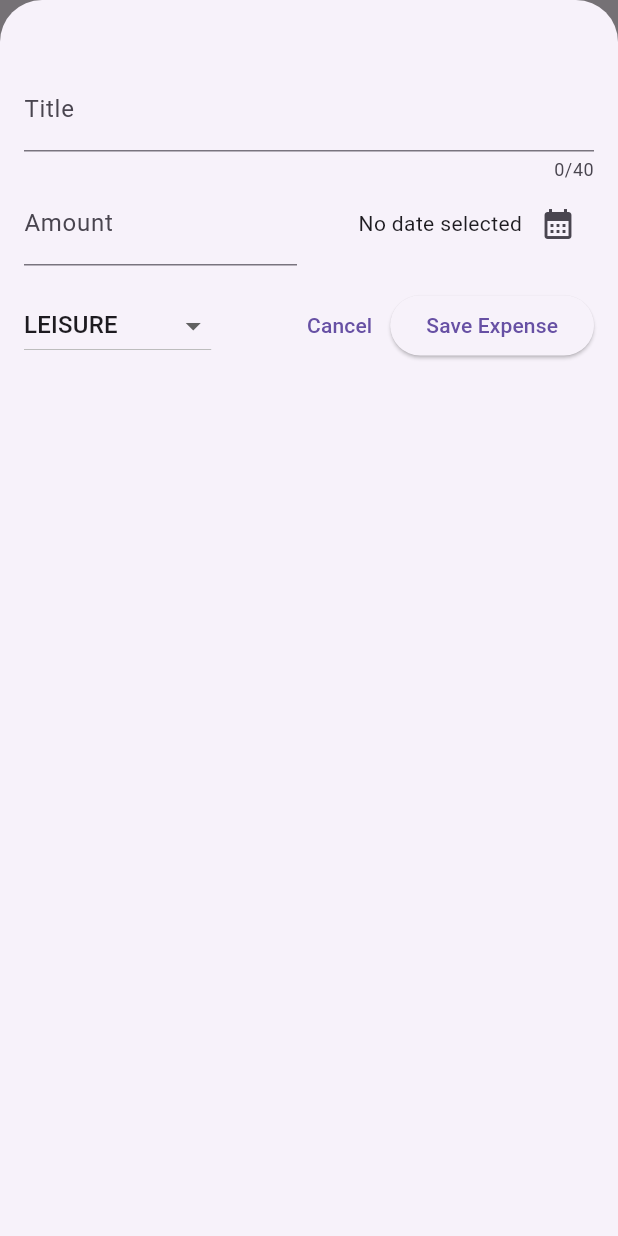
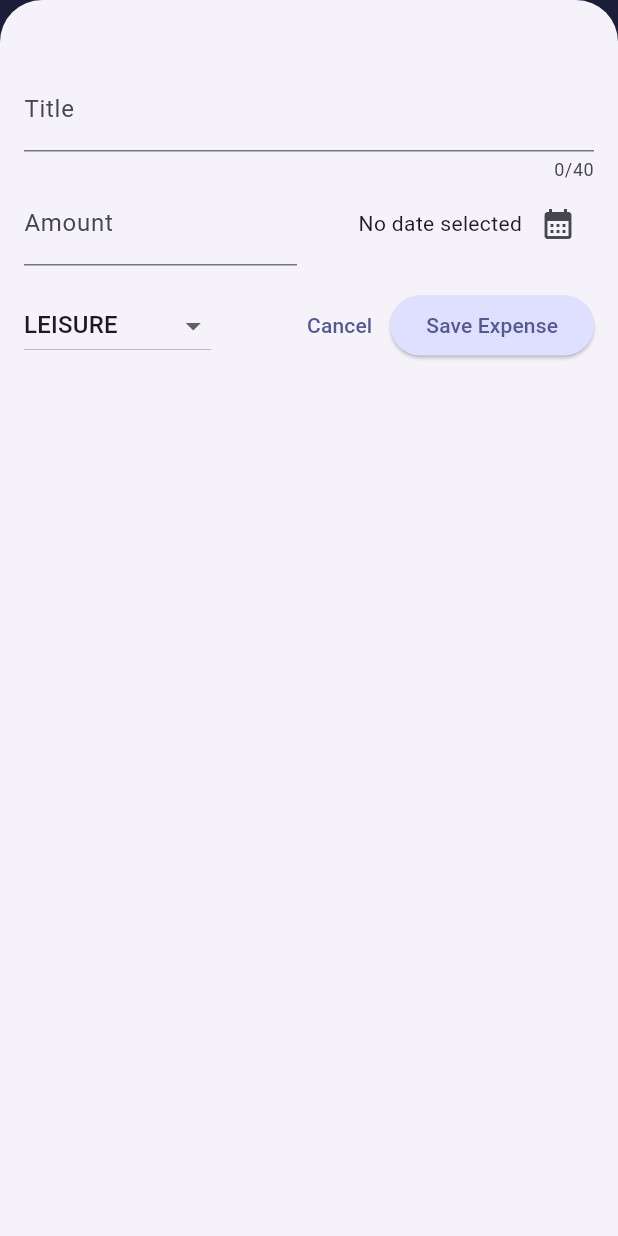
Before and after one commit to bhargav1131/Money-YOU---An-Expense-Tracker, a Flutter app: the screen it shows after launch, after a tap on the "add" icon, on a phone screen of 412 x 824 dp. Run offline on Flutter 3.47's test engine with Material 3 defaults, Android fonts, the phone set to English and light mode, and no system bars.

Commit message:
add theming to the UI

```diff
--- a/lib/main.dart
+++ b/lib/main.dart
@@ -1,11 +1,34 @@
 import 'package:flutter/material.dart';
 import 'package:expense_tracker/widgets/expenses.dart';
 
-void main(){
-  runApp(
-    const MaterialApp(
-      debugShowCheckedModeBanner: false,
-      home: Expenses(), // from file expenses.dart
-    )
-  );
+var kColorScheme =
+    ColorScheme.fromSeed(seedColor:const Color.fromARGB(255, 45, 67, 209));
+void main() {
+  runApp(MaterialApp(
+    debugShowCheckedModeBanner: false,
+    theme: ThemeData().copyWith(
+      colorScheme: kColorScheme,
+
+      appBarTheme: const AppBarTheme().copyWith(
+          backgroundColor: kColorScheme.onPrimaryContainer,
+          foregroundColor: kColorScheme.primaryContainer
+        ),
+
+      cardTheme: const CardTheme().copyWith(
+        color: kColorScheme.secondaryContainer,
+        margin: const EdgeInsets.symmetric(horizontal: 19, vertical: 10),
+      ),
+
+      elevatedButtonTheme: ElevatedButtonThemeData(
+        style: ElevatedButton.styleFrom(
+          backgroundColor: kColorScheme.primaryContainer
+        ),
+      ),
+
+      textTheme: ThemeData().textTheme.copyWith(
+        titleLarge: TextStyle(fontSize: 26, fontWeight: FontWeight.normal, color: kColorScheme.onSecondaryContainer),
+      )
+    ),
+    home: const Expenses(), // from file expenses.dart
+  ));
 }
--- a/lib/widgets/expenses_list/expense_item.dart
+++ b/lib/widgets/expenses_list/expense_item.dart
@@ -12,7 +12,7 @@ class ExpenseItem extends StatelessWidget {
       child: Padding(
         padding: const EdgeInsets.symmetric(
           horizontal: 20,
-          vertical: 50
+          vertical: 40
         ),
         child: Column(
           children: [
```
